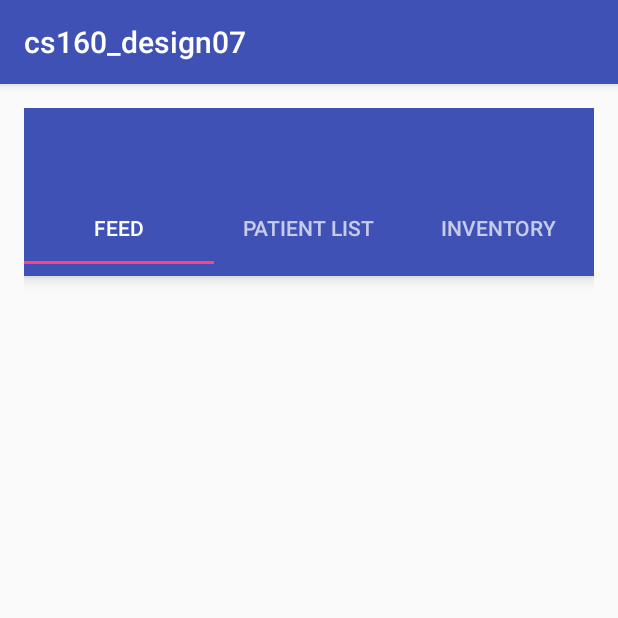
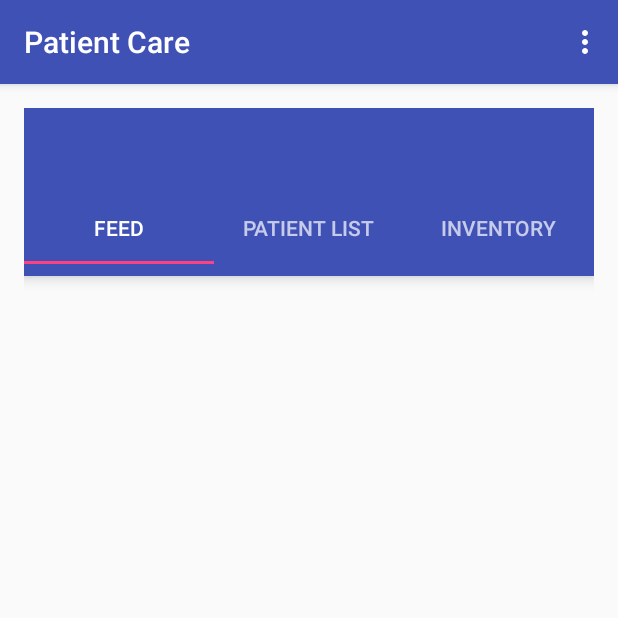
Before and after one commit to chengstephen/cs160_design07, an Android app: the screen it shows after launch (MainActivity), on a phone screen of 412 x 824 dp, the top half of it. Run offline under Robolectric (Android 15) with nearby library versions, the phone set to English and light mode, and no system bars; 1 statement that could not run was skipped.

Commit message:
Added in menu bar, still need to add in call 911 button.

```diff
--- a/app/src/main/java/com/projects/cs160_design07/MainActivity.java
+++ b/app/src/main/java/com/projects/cs160_design07/MainActivity.java
@@ -49,7 +49,7 @@
 
     @Override
     public boolean onCreateOptionsMenu(Menu menu) {
-//        getMenuInflater().inflate(R.menu.menu_main, menu);
+        getMenuInflater().inflate(R.menu.menu_main, menu);
         return true;
     }
 
--- /dev/null
+++ b/app/src/main/res/menu/menu_main.xml
@@ -0,0 +1,9 @@
+<?xml version="1.0" encoding="utf-8"?>
+<menu xmlns:android="http://schemas.android.com/apk/res/android">
+    <item android:id="@+id/about"
+        android:title="@string/menu_about"/>
+    <item android:id="@+id/emergency_contacts"
+        android:title="@string/menu_emergency_contacts"/>
+    <item android:id="@+id/settings"
+        android:title="@string/menu_settings"/>
+</menu>
--- a/app/src/main/res/values/strings.xml
+++ b/app/src/main/res/values/strings.xml
@@ -1,3 +1,6 @@
 <resources>
-    <string name="app_name">cs160_design07</string>
+    <string name="app_name">Patient Care</string>
+    <string name="menu_about">About</string>
+    <string name="menu_emergency_contacts">Emergency Contacts</string>
+    <string name="menu_settings">Settings</string>
 </resources>
```
